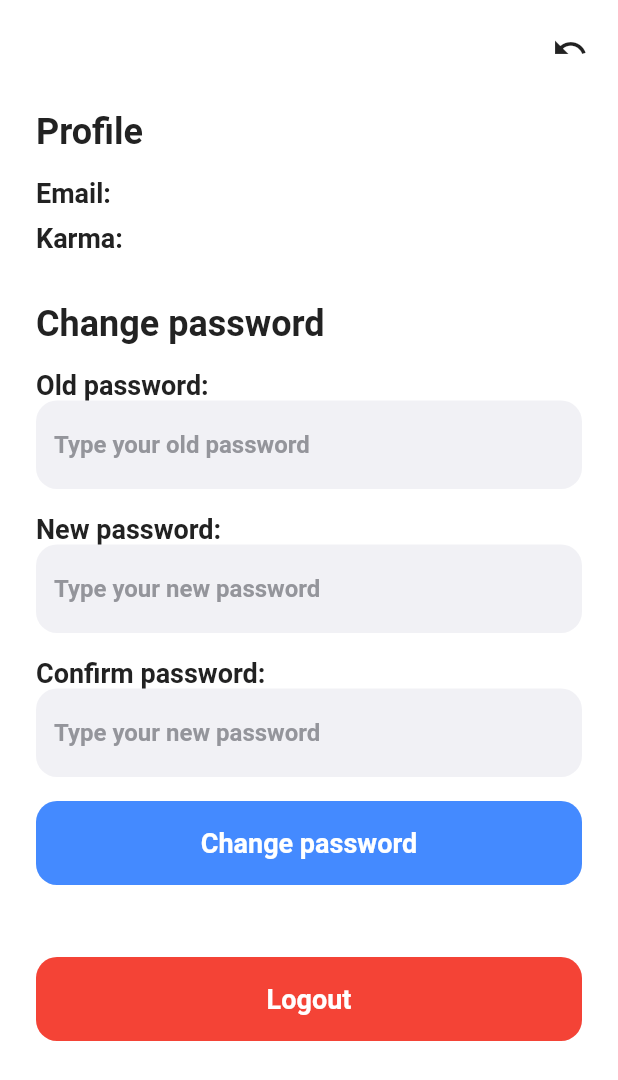
After one commit to xbabka01/-Drinkward, a Flutter app: the ProfilePage screen opened directly, on a phone screen of 412 x 824 dp. The commit adds this screen. Shown: the top 1080 px of the screen. Run offline on Flutter 3.47's test engine with Material 2 defaults, Android fonts, the phone set to English and light mode, and no system bars; our stand-ins replace shared_preferences; accounts and stored records are empty.

Commit message:
Added logging (need verifying that user exists)

```diff
--- a/lib/login.dart
+++ b/lib/login.dart
@@ -1,6 +1,8 @@
 import 'package:drinkward/register.dart';
 import 'package:drinkward/widget/common.dart';
 import 'package:flutter/material.dart';
+
+import 'misc.dart';
 
 class LoginPage extends StatefulWidget {
   @override
@@ -67,11 +69,8 @@ class _LoginPageState extends State<LoginPage> {
                           child: TextFormField(
                             controller: nameController,
                             validator: (value) {
-                              if (value == null ||
-                                  !RegExp(r'^(([^<>()[\]\\.,;:\s@\"]+(\.[^<>()[\]\\.,;:\s@\"]+)*)|(\".+\"))@((\[[0-9]{1,3}\.[0-9]{1,3}\.[0-9]{1,3}\.[0-9]{1,3}\])|(([a-zA-Z\-0-9]+\.)+[a-zA-Z]{2,}))$')
-                                      .hasMatch(value)) {
+                              if (!isEmail(value))
                                 return 'Invalid email address!';
-                              }
                               return null;
                             },
                             decoration: InputDecoration(
@@ -141,10 +140,9 @@ class _LoginPageState extends State<LoginPage> {
                         return;
                       }
 
-                      // final name = nameController.text;
-                      // final password = passwordController.text;
-
-                      Navigator.pop(context);
+                      final name = nameController.text;
+                      final password = passwordController.text;
+                      login(context, name, password).then((value) => Navigator.pop(context));
                     },
                   ),
                   // SizedBox(
--- a/lib/main.dart
+++ b/lib/main.dart
@@ -2,7 +2,10 @@ import 'package:drinkward/AddEventView.dart';
 import 'package:drinkward/BarsListView.dart';
 import 'package:drinkward/EventsListView.dart';
 import 'package:drinkward/login.dart';
+import 'package:drinkward/profile.dart';
 import 'package:flutter/material.dart';
+
+import 'misc.dart';
 
 void main() {
   runApp(MyApp());
@@ -90,9 +93,24 @@ class _MyHomePageState extends State<MyHomePage> {
                   alignment: Alignment.centerRight,
                   tooltip: 'Person profile',
                   onPressed: () {
+                    isLogged(context).then(
+                      (result) {
+                        if (!result) {
                           Navigator.push(
                             context,
-                      MaterialPageRoute(builder: (context) => LoginPage()),
+                            MaterialPageRoute(
+                              builder: (context) => LoginPage(),
+                            ),
+                          );
+                        } else {
+                          Navigator.push(
+                            context,
+                            MaterialPageRoute(
+                              builder: (context) => ProfilePage(),
+                            ),
+                          );
+                        }
+                      },
                     );
                   },
                 ),
@@ -112,17 +130,15 @@ class _MyHomePageState extends State<MyHomePage> {
                             onPressed: () {
                               Navigator.push(
                                   context,
-                              MaterialPageRoute(builder: (context) => AddEvent())
-                          );
+                                  MaterialPageRoute(
+                                      builder: (context) => AddEvent()));
                             },
                             icon: Icon(
                               Icons.add_circle_outline_sharp,
                               size: 70,
                               color: Colors.blue,
                             ),
-                      )
-                    )
-                  )
+                          )))
                 ],
               ),
               BarsListView(),
--- /dev/null
+++ b/lib/misc.dart
@@ -0,0 +1,65 @@
+import 'package:shared_preferences/shared_preferences.dart';
+
+bool isEmail(String? email) {
+  return (email != null) &&
+      RegExp(r'^(([^<>()[\]\\.,;:\s@\"]+(\.[^<>()[\]\\.,;:\s@\"]+)*)|(\".+\"))@((\[[0-9]{1,3}\.[0-9]{1,3}\.[0-9]{1,3}\.[0-9]{1,3}\])|(([a-zA-Z\-0-9]+\.)+[a-zA-Z]{2,}))$')
+          .hasMatch(email);
+}
+
+bool isPassword(String? password) {
+  // todo
+  return (password != null) && (password.length >= 9);
+}
+
+Future<bool> login(var context, String email, String password) async {
+  if (!isEmail(email)) {
+    return false;
+  }
+
+  // todo
+  var prefs = await SharedPreferences.getInstance();
+  await prefs.setInt('token', 1);
+  await prefs.setString('email', email);
+  await prefs.setString('password', password);
+
+  return true;
+}
+
+Future<bool> logout(var context) async {
+  // todo
+  var prefs = await SharedPreferences.getInstance();
+  await prefs.setInt('token', 0);
+
+  return true;
+}
+
+Future<bool> register(var context, String email, String password) async {
+  // todo
+  return false;
+}
+
+Future<bool> isLogged(var context) async {
+  // todo
+  var prefs = await SharedPreferences.getInstance();
+  int logged = prefs.getInt('token') ?? 0;
+  print('logged');
+  print(logged);
+  return logged > 0;
+}
+
+Future<String> getEmail(var context) async {
+  // todo
+  var prefs = await SharedPreferences.getInstance();
+  return prefs.getString('email') ?? '';
+}
+
+Future<int> getKarma(var context) async {
+  // todo
+  var prefs = await SharedPreferences.getInstance();
+  return prefs.getInt('karma') ?? 0;
+}
+
+Future<bool> changePassword(String old, String new_) async{
+  // todo
+  return false;
+}
--- /dev/null
+++ b/lib/profile.dart
@@ -0,0 +1,232 @@
+import 'package:drinkward/widget/common.dart';
+import 'package:flutter/material.dart';
+
+import 'misc.dart';
+
+Widget textValueListenableBuilder(nofifier) {
+  return ValueListenableBuilder<String>(
+    valueListenable: nofifier,
+    builder: (BuildContext context, String value, _) {
+      print("New value is '$value'");
+      return Text(
+        value,
+        style: TextStyle(
+          color: Colors.white,
+          fontSize: 19,
+          fontWeight: FontWeight.w500,
+        ),
+        textAlign: TextAlign.center,
+      );
+    },
+  );
+}
+
+class ProfilePage extends StatefulWidget {
+  @override
+  _ProfilePageState createState() => _ProfilePageState();
+}
+
+class _ProfilePageState extends State<ProfilePage> {
+  final _formKey = GlobalKey<FormState>();
+  var oldPasswordController = TextEditingController();
+  var newPasswordController = TextEditingController();
+  var confirmPasswordController = TextEditingController();
+
+  final _notifyEmail = ValueNotifier<String>("");
+  final _notifyKarma = ValueNotifier<String>("");
+
+  bool showPasswordVisible = false;
+
+  @override
+  Widget build(BuildContext context) {
+    Widget result = Scaffold(
+        backgroundColor: Colors.white,
+        body: SafeArea(
+          child: ListView(children: [
+            IconButton(
+              padding:
+                  EdgeInsets.only(left: 10, top: 20, right: 20, bottom: 10),
+              alignment: Alignment.topRight,
+              onPressed: () {
+                Navigator.pop(context);
+              },
+              icon: Icon(Icons.undo),
+            ),
+            Padding(
+              padding: EdgeInsets.fromLTRB(24.0, 20.0, 24.0, 0),
+              child: Column(
+                crossAxisAlignment: CrossAxisAlignment.start,
+                children: [
+                  Column(
+                    crossAxisAlignment: CrossAxisAlignment.start,
+                    children: [
+                      Text(
+                        'Profile',
+                        style: heading2.copyWith(color: textBlack),
+                      ),
+                    ],
+                  ),
+                  SizedBox(
+                    height: 16,
+                  ),
+                  Row(
+                    crossAxisAlignment: CrossAxisAlignment.start,
+                    children: [
+                      Text(
+                        'Email:',
+                        style: heading5.copyWith(color: textBlack),
+                      ),
+                      textValueListenableBuilder(_notifyEmail),
+                    ],
+                  ),
+                  SizedBox(
+                    height: 8,
+                  ),
+                  Row(
+                    children: [
+                      Text(
+                        'Karma:',
+                        style: heading5.copyWith(color: textBlack),
+                      ),
+                      textValueListenableBuilder(_notifyKarma),
+                    ],
+                  ),
+                  SizedBox(
+                    height: 32,
+                  ),
+                  Form(
+                    key: _formKey,
+                    child: Column(
+                      crossAxisAlignment: CrossAxisAlignment.start,
+                      children: [
+                        Text(
+                          'Change password',
+                          style: heading2.copyWith(color: textBlack),
+                        ),
+                        SizedBox(
+                          height: 16,
+                        ),
+                        Text(
+                          'Old password:',
+                          style: heading5.copyWith(color: textBlack),
+                        ),
+                        Container(
+                          decoration: BoxDecoration(
+                            color: textWhiteGrey,
+                            borderRadius: BorderRadius.circular(14.0),
+                          ),
+                          child: TextFormField(
+                            controller: oldPasswordController,
+                            decoration: InputDecoration(
+                              hintText: 'Type your old password',
+                              hintStyle: heading6.copyWith(color: textGrey),
+                              border: OutlineInputBorder(
+                                borderSide: BorderSide.none,
+                              ),
+                            ),
+                          ),
+                        ),
+                        SizedBox(
+                          height: 16,
+                        ),
+                        Text(
+                          'New password:',
+                          style: heading5.copyWith(color: textBlack),
+                        ),
+                        Container(
+                          decoration: BoxDecoration(
+                            color: textWhiteGrey,
+                            borderRadius: BorderRadius.circular(14.0),
+                          ),
+                          child: TextFormField(
+                            validator: (value) {
+                              if (!isPassword(value))
+                                return 'Password must contain at least 9 characters';
+                              return null;
+                            },
+                            controller: newPasswordController,
+                            decoration: InputDecoration(
+                              hintText: 'Type your new password',
+                              hintStyle: heading6.copyWith(color: textGrey),
+                              border: OutlineInputBorder(
+                                borderSide: BorderSide.none,
+                              ),
+                            ),
+                          ),
+                        ),
+                        SizedBox(
+                          height: 16,
+                        ),
+                        Text(
+                          'Confirm password:',
+                          style: heading5.copyWith(color: textBlack),
+                        ),
+                        Container(
+                          decoration: BoxDecoration(
+                            color: textWhiteGrey,
+                            borderRadius: BorderRadius.circular(14.0),
+                          ),
+                          child: TextFormField(
+                            validator: (value) {
+                              if (newPasswordController.text !=
+                                  confirmPasswordController.text)
+                                return 'Difference between passwords!';
+                              return null;
+                            },
+                            controller: confirmPasswordController,
+                            decoration: InputDecoration(
+                              hintText: 'Type your new password',
+                              hintStyle: heading6.copyWith(color: textGrey),
+                              border: OutlineInputBorder(
+                                borderSide: BorderSide.none,
+                              ),
+                            ),
+                          ),
+                        ),
+                      ],
+                    ),
+                  ),
+                  SizedBox(
+                    height: 16,
+                  ),
+                  CustomPrimaryButton(
+                    "Change password",
+                    () {
+                      var valid = _formKey.currentState!.validate();
+                      if (!valid) {
+                        ScaffoldMessenger.of(context).showSnackBar(
+                          const SnackBar(content: Text('Error occurred ')),
+                        );
+                        return;
+                      }
+                      changePassword(oldPasswordController.text,
+                          newPasswordController.text);
+                      ScaffoldMessenger.of(context).showSnackBar(
+                        const SnackBar(content: Text('Changing password')),
+                      );
+                    },
+                  ),
+                  SizedBox(
+                    height: 24,
+                  ),
+                  SizedBox(
+                    height: 24,
+                  ),
+                  CustomPrimaryButton(
+                    "Logout",
+                    () {
+                      logout(context).then((value) => Navigator.pop(context));
+                    },
+                    buttonColor: Colors.red,
+                  ),
+                ],
+              ),
+            ),
+          ]),
+        ));
+
+    getEmail(context).then((value) => _notifyEmail.value = value);
+    getKarma(context).then((value) => _notifyKarma.value = value.toString());
+    return result;
+  }
+}
--- a/pubspec.yaml
+++ b/pubspec.yaml
@@ -24,6 +24,7 @@ dependencies:
   flutter:
     sdk: flutter
   provider: ^6.0.0
+  shared_preferences:
 
 
   # The following adds the Cupertino Icons font to your application.
```
Lines whose indentation alone changed are shown as unchanged.
